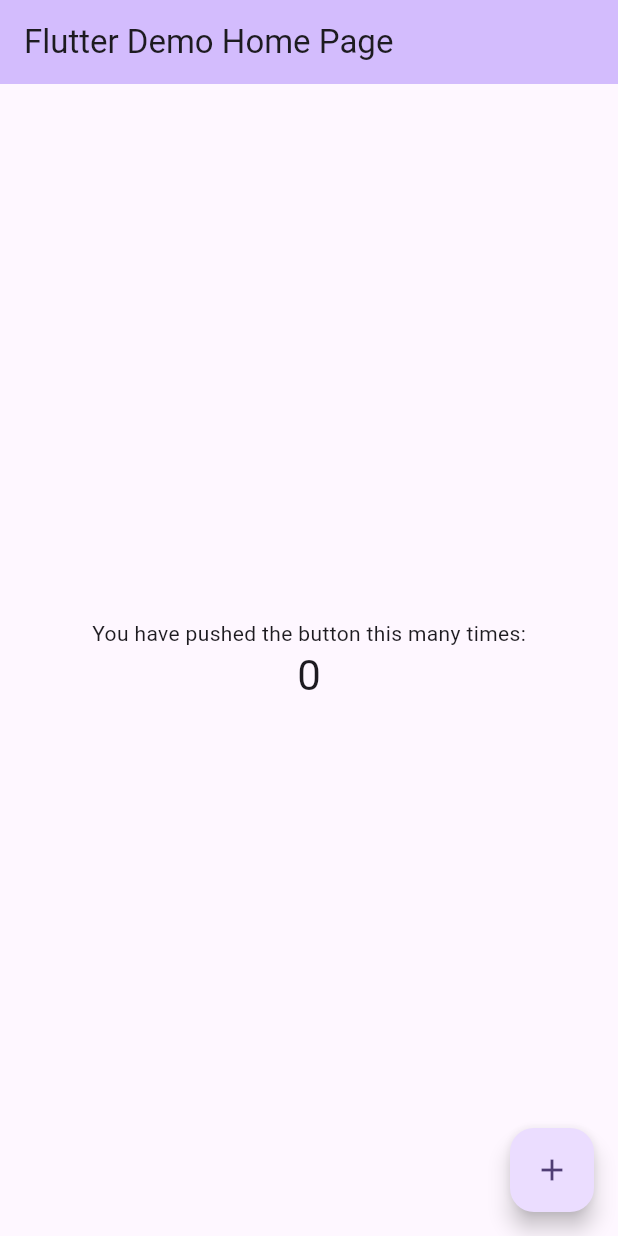
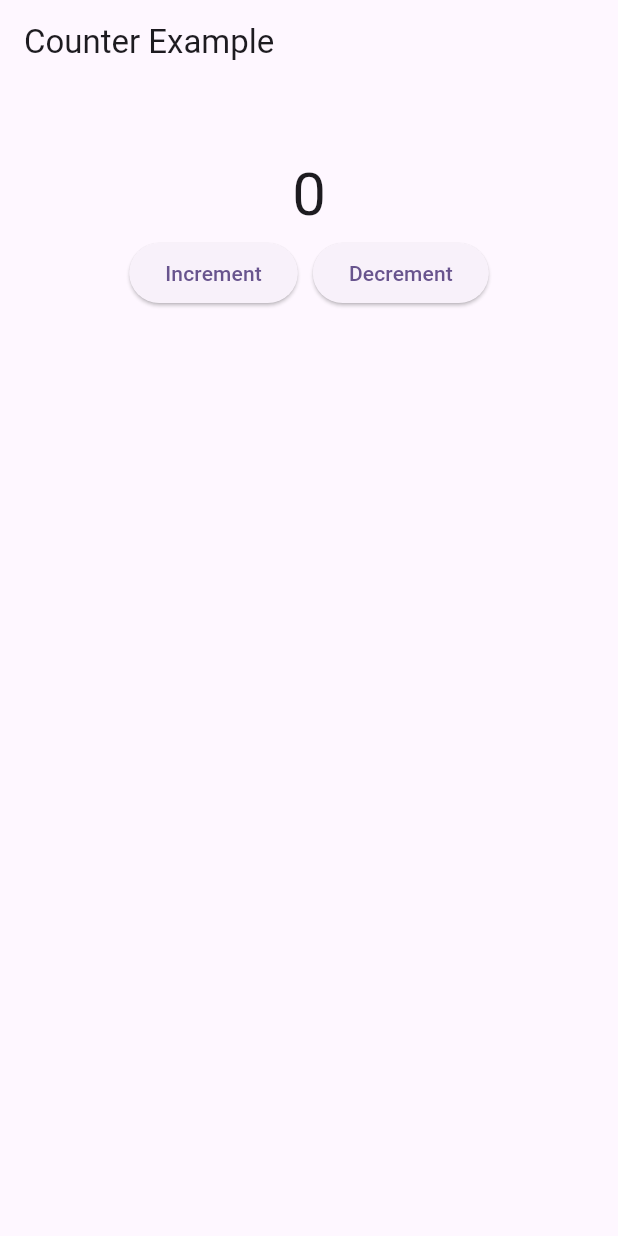
Before and after one commit to nikhil-mallik/bloc_practice, a Flutter app: the screen it shows after launch, on a phone screen of 412 x 824 dp. Run offline on Flutter 3.47's test engine with Material 3 defaults, Android fonts, the phone set to English and light mode, and no system bars; our stand-ins replace bloc, equatable, flutter_bloc.

Commit message:
counterApp completed.

```diff
--- /dev/null
+++ b/lib/bloc/counter/counter_bloc.dart
@@ -0,0 +1,18 @@
+import 'package:bloc/bloc.dart';
+import 'package:bloc_practice/bloc/counter/counter_event.dart';
+import 'package:bloc_practice/bloc/counter/counter_state.dart';
+
+class CounterBloc extends Bloc<CounterEvent, CounterState> {
+  CounterBloc() : super(const CounterState()) {
+    on<IncrementCounter>(_increment);
+    on<DecrementCounter>(_decrement);
+  }
+
+  void _increment(IncrementCounter event, Emitter<CounterState> emit) {
+    emit(state.copyWith(counter: state.counter + 2));
+  }
+
+  void _decrement(DecrementCounter event, Emitter<CounterState> emit) {
+    emit(state.copyWith(counter: state.counter - 2));
+  }
+}
--- /dev/null
+++ b/lib/bloc/counter/counter_event.dart
@@ -0,0 +1,12 @@
+import 'package:equatable/equatable.dart';
+
+abstract class CounterEvent extends Equatable {
+  const CounterEvent();
+
+  @override
+  List<Object> get props => [];
+}
+
+class IncrementCounter extends CounterEvent {}
+
+class DecrementCounter extends CounterEvent {}
--- /dev/null
+++ b/lib/bloc/counter/counter_state.dart
@@ -0,0 +1,13 @@
+import 'package:equatable/equatable.dart';
+
+class CounterState extends Equatable {
+  final int counter;
+  const CounterState({this.counter = 0});
+
+  CounterState copyWith({int? counter}) {
+    return CounterState(counter: counter ?? this.counter);
+  }
+
+  @override
+  List<Object> get props => [counter];
+}
--- a/lib/main.dart
+++ b/lib/main.dart
@@ -1,4 +1,8 @@
+import 'package:bloc_practice/bloc/counter/counter_bloc.dart';
 import 'package:flutter/material.dart';
+import 'package:flutter_bloc/flutter_bloc.dart';
+
+import 'ui/counter/counter_screen.dart';
 
 void main() {
   runApp(const MyApp());
@@ -9,60 +13,15 @@ class MyApp extends StatelessWidget {
 
   @override
   Widget build(BuildContext context) {
-    return MaterialApp(
-      title: 'Flutter Demo',
-      theme: ThemeData(
-        colorScheme: ColorScheme.fromSeed(seedColor: Colors.deepPurple),
-        useMaterial3: true,
-      ),
-      home: const MyHomePage(title: 'Flutter Demo Home Page'),
-    );
-  }
-}
-
-class MyHomePage extends StatefulWidget {
-  const MyHomePage({super.key, required this.title});
-
-  final String title;
-
-  @override
-  State<MyHomePage> createState() => _MyHomePageState();
-}
-
-class _MyHomePageState extends State<MyHomePage> {
-  int _counter = 0;
-
-  void _incrementCounter() {
-    setState(() {
-      _counter++;
-    });
-  }
-
-  @override
-  Widget build(BuildContext context) {
-    return Scaffold(
-      appBar: AppBar(
-        backgroundColor: Theme.of(context).colorScheme.inversePrimary,
-        title: Text(widget.title),
-      ),
-      body: Center(
-        child: Column(
-          mainAxisAlignment: MainAxisAlignment.center,
-          children: <Widget>[
-            const Text(
-              'You have pushed the button this many times:',
-            ),
-            Text(
-              '$_counter',
-              style: Theme.of(context).textTheme.headlineMedium,
-            ),
-          ],
+    return BlocProvider(
+      create: (_) => CounterBloc(),
+      child: MaterialApp(
+        title: 'Flutter Demo',
+        theme: ThemeData(
+          colorScheme: ColorScheme.fromSeed(seedColor: Colors.deepPurple),
+          useMaterial3: true,
         ),
-      ),
-      floatingActionButton: FloatingActionButton(
-        onPressed: _incrementCounter,
-        tooltip: 'Increment',
-        child: const Icon(Icons.add),
+        home: const CounterScreen(),
       ),
     );
   }
--- /dev/null
+++ b/lib/ui/counter/counter_screen.dart
@@ -0,0 +1,47 @@
+import 'package:bloc_practice/bloc/counter/counter_bloc.dart';
+import 'package:bloc_practice/bloc/counter/counter_event.dart';
+import 'package:bloc_practice/bloc/counter/counter_state.dart';
+import 'package:flutter/material.dart';
+import 'package:flutter_bloc/flutter_bloc.dart';
+
+class CounterScreen extends StatelessWidget {
+  const CounterScreen({super.key});
+
+  @override
+  Widget build(BuildContext context) {
+    return Scaffold(
+      appBar: AppBar(
+        title: const Text("Counter Example"),
+      ),
+      body: Column(
+        children: [
+          const SizedBox(height: 45),
+          BlocBuilder<CounterBloc, CounterState>(builder: (context, state) {
+            return Center(
+              child: Text(state.counter.toString(),
+                  style: const TextStyle(fontSize: 40)),
+            );
+          }),
+          Row(
+            mainAxisAlignment: MainAxisAlignment.center,
+            children: [
+              ElevatedButton(
+                onPressed: () {
+                  context.read<CounterBloc>().add(IncrementCounter());
+                },
+                child: const Text('Increment'),
+              ),
+              const SizedBox(width: 10),
+              ElevatedButton(
+                onPressed: () {
+                  context.read<CounterBloc>().add(DecrementCounter());
+                },
+                child: const Text('Decrement'),
+              ),
+            ],
+          )
+        ],
+      ),
+    );
+  }
+}
```
Also changed, not shown: .widget_preview/tmp/MyHomePage__main.dart (deleted).
